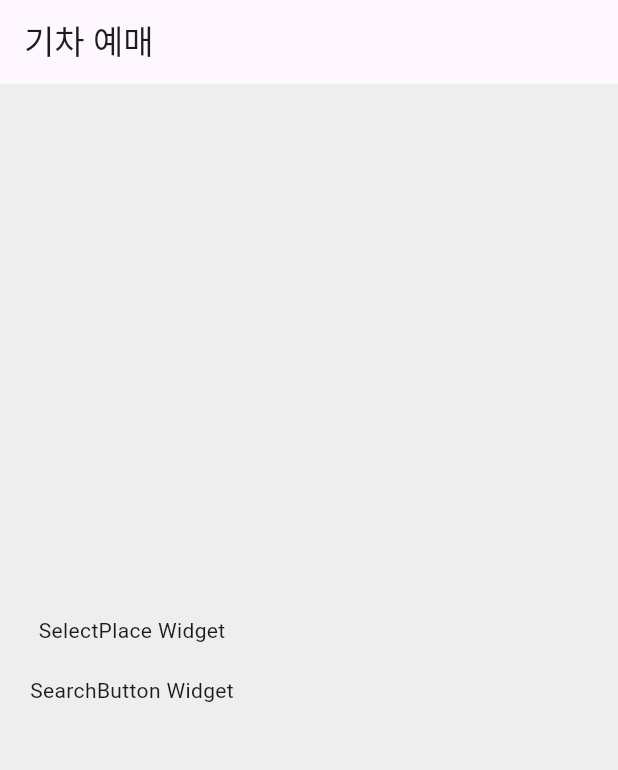
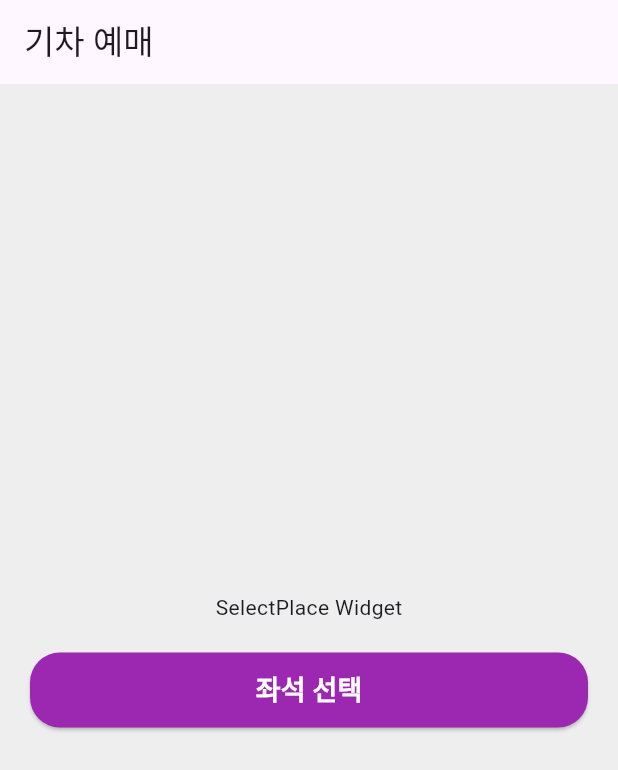
Before and after one commit to PolarisAnnie/flutter_train_app, a Flutter app: the screen it shows after launch, on a phone screen of 412 x 824 dp. Shown: the top 770 px of the screen. Run offline on Flutter 3.47's test engine with Material 3 defaults, Android fonts, the phone set to English and light mode, and no system bars.

Commit message:
feat: 좌석 선택 버튼 UI 구현

```diff
--- a/lib/home_page/search_button.dart
+++ b/lib/home_page/search_button.dart
@@ -1,8 +1,30 @@
-import 'package:flutter/widgets.dart';
+import 'package:flutter/material.dart';
 
 class SearchButton extends StatelessWidget {
   @override
   Widget build(BuildContext context) {
-    return Text('SearchButton Widget');
+    return SizedBox(
+      width: double.infinity,
+      height: 50,
+      child: ElevatedButton(
+        // 버튼 스타일 설정(색상, 모서리 둥글기)
+        style: ElevatedButton.styleFrom(
+          backgroundColor: Colors.purple,
+          shape: RoundedRectangleBorder(
+            borderRadius: BorderRadiusGeometry.circular(20),
+          ),
+        ),
+        onPressed: () {},
+        // 텍스트 및 스타일 설정(색상, 크기, 두께)
+        child: Text(
+          "좌석 선택",
+          style: TextStyle(
+            color: Colors.white,
+            fontSize: 18,
+            fontWeight: FontWeight.bold,
+          ),
+        ),
+      ),
+    );
   }
 }
```
